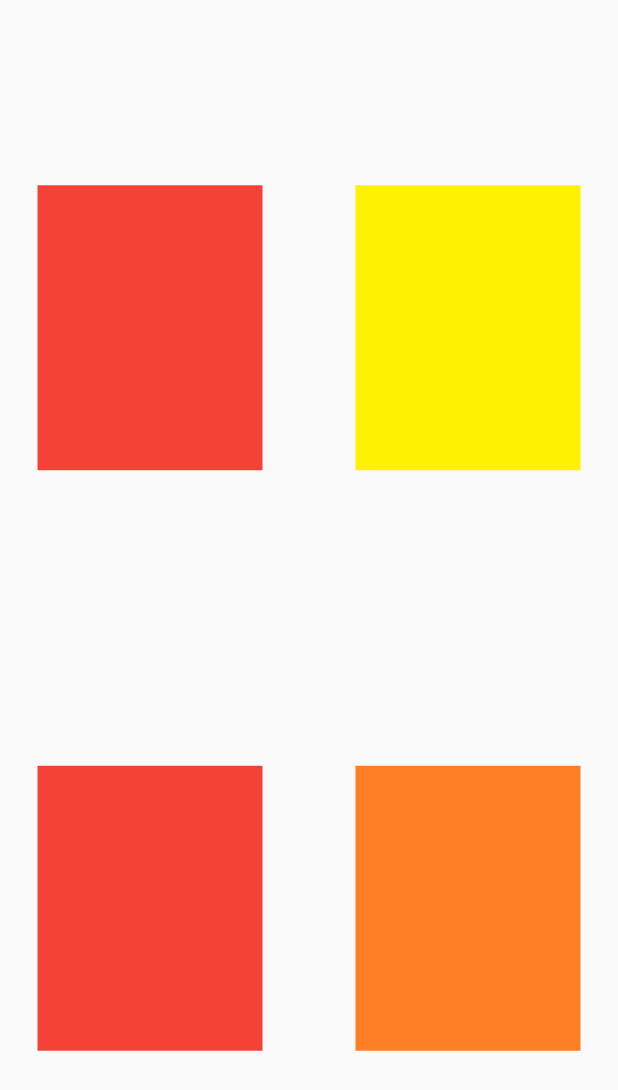
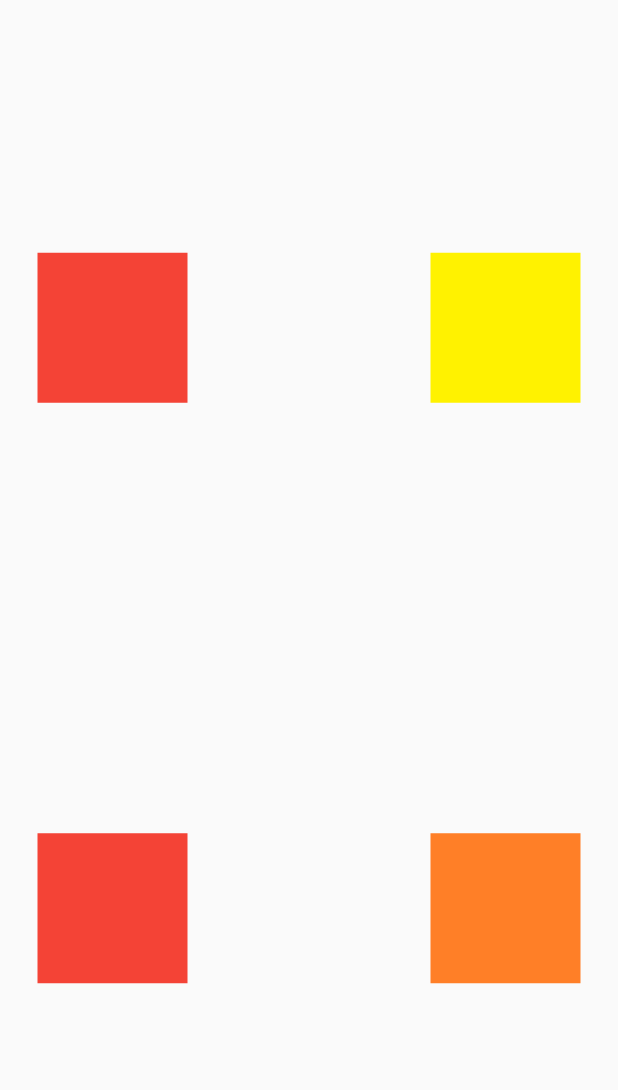
Before and after one commit to ElSanteel/flutter_task, a Flutter app: the FourSquares screen opened directly, on a phone screen of 412 x 824 dp. Shown: the top 1090 px of the screen. Run offline on Flutter 3.47's test engine with Material 2 defaults, Android fonts, the phone set to English and light mode, and no system bars.

Commit message:
modify size for containers in design_4.dart

```diff
--- a/lib/screens/design_4.dart
+++ b/lib/screens/design_4.dart
@@ -15,13 +15,13 @@ class FourSquares extends StatelessWidget {
               mainAxisAlignment: MainAxisAlignment.spaceAround,
               children: [
                 Container(
-                  width: 150,
-                  height: 190,
+                  width: 100,
+                  height: 100,
                   color: Colors.red,
                 ),
                 Container(
-                  width: 150,
-                  height: 190,
+                  width: 100,
+                  height: 100,
                   color: Colors.red,
                 )
               ],
@@ -30,13 +30,13 @@ class FourSquares extends StatelessWidget {
               mainAxisAlignment: MainAxisAlignment.spaceAround,
               children: [
                 Container(
-                  width: 150,
-                  height: 190,
+                  width: 100,
+                  height: 100,
                   color: const Color(0xfffff200),
                 ),
                 Container(
-                  width: 150,
-                  height: 190,
+                  width: 100,
+                  height: 100,
                   color: const Color(0xffff7f27),
                 )
               ],
--- a/lib/src/app_root.dart
+++ b/lib/src/app_root.dart
@@ -16,12 +16,12 @@ class AppRoot extends StatelessWidget {
     return const MaterialApp(
       debugShowCheckedModeBanner: false,
       // home: HomeScreen(),
-      // home: FourSquares(),
+      home: FourSquares(),
       // home: EgyptFlag(),
       // home: EgyptFlag2(),
       // home: Circle(),
       // home: Triangle(),
-      home: GradientBackground(),
+      // home: GradientBackground(),
     );
   }
 }
```
